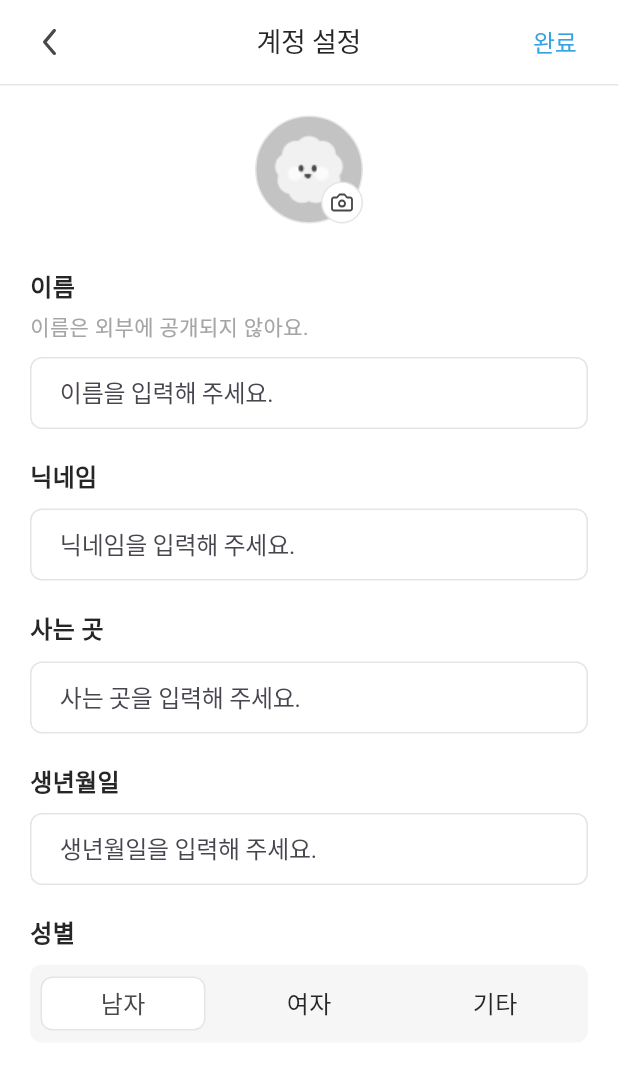
After one commit to h2jinee/pangju, a Flutter app: the SettingsPage screen opened directly, on a phone screen of 412 x 824 dp. The commit adds this screen. Shown: the top 1070 px of the screen. Run offline on Flutter 3.47's test engine with Material 3 defaults, Android fonts, the phone set to English and light mode, and no system bars; our stand-ins replace flutter_svg, geolocator, get, permission_handler; missing offline and left inert: flutter_naver_map, photo_manager, photo_manager_image_provider; network calls fail; Roboto replaces fonts that are missing (Pretendard); statements that could not run were skipped.

Commit message:
feat/마이페이지 설정 퍼블리싱

```diff
--- a/lib/screens/my_page/my_page_screen.dart
+++ b/lib/screens/my_page/my_page_screen.dart
@@ -2,6 +2,7 @@ import 'package:flutter/material.dart';
 import 'package:flutter_svg/flutter_svg.dart';
 import 'package:get/get.dart';
 import 'package:pangju/controller/my_page_controller.dart';
+import 'package:pangju/screens/my_page/settings.dart';
 import 'package:pangju/widgets/mypage_item_list_tile.dart';
 
 class MyPageScreen extends StatefulWidget {
@@ -49,7 +50,17 @@ class MyPageScreenState extends State<MyPageScreen> {
                     color: Color(0xFF262626),
                   ),
                 ),
-                SvgPicture.asset(
+                GestureDetector(
+                  onTap: () {
+                    // Navigate to SettingsPage
+                    Navigator.push(
+                      context,
+                      MaterialPageRoute(
+                        builder: (context) => const SettingsPage(),
+                      ),
+                    );
+                  },
+                  child: SvgPicture.asset(
                     'assets/images/icons/setting.svg',
                     colorFilter: const ColorFilter.mode(
                       Color(0xFF484848),
@@ -57,6 +68,7 @@ class MyPageScreenState extends State<MyPageScreen> {
                     ),
                     width: 24,
                     height: 24,
+                  ),
                 ),
               ],
             ),
@@ -152,7 +164,7 @@ class MyPageScreenState extends State<MyPageScreen> {
                 child: ClipOval(
                   child: hasProfileImage
                       ? Image.network(userData['profileImage'],
-                          width: 54, height: 54)
+                          width: 72, height: 72)
                       : Image.asset('assets/images/default_profile.png',
                           width: 54, height: 54),
                 ),
--- /dev/null
+++ b/lib/screens/my_page/settings.dart
@@ -0,0 +1,383 @@
+import 'package:flutter/material.dart';
+import 'package:flutter_svg/flutter_svg.dart';
+
+class SettingsPage extends StatefulWidget {
+  const SettingsPage({super.key});
+
+  @override
+  _SettingsPageState createState() => _SettingsPageState();
+}
+
+class _SettingsPageState extends State<SettingsPage> {
+  Map<String, dynamic>? userData;
+  bool get hasProfileImage =>
+      userData != null &&
+      userData!['profileImage'] != null &&
+      userData!['profileImage'].isNotEmpty;
+
+  @override
+  void initState() {
+    super.initState();
+    // 임시로 userData 설정
+    userData = {
+      'profileImage': '', // 기본 프로필 이미지 URL이 없을 때 빈 문자열로 설정
+      'nickname': '룰루랄라',
+      'gender': '남자', // 성별 초기화
+    };
+  }
+
+  @override
+  Widget build(BuildContext context) {
+    if (userData == null) {
+      return Scaffold(
+        appBar: AppBar(
+          backgroundColor: Colors.white,
+          scrolledUnderElevation: 0,
+          centerTitle: true,
+          title: const Text(
+            '계정 설정',
+            style: TextStyle(
+              color: Color(0xFF262626),
+              fontSize: 18,
+              fontWeight: FontWeight.w500,
+              height: 1.3,
+              letterSpacing: -0.2,
+            ),
+          ),
+          leading: Padding(
+            padding: const EdgeInsets.only(left: 10.0),
+            child: IconButton(
+              icon: SizedBox(
+                width: 24,
+                height: 24,
+                child: Center(
+                  child: SvgPicture.asset(
+                    'assets/images/icons/left_arrow.svg',
+                    colorFilter: const ColorFilter.mode(
+                      Color(0xFF484848),
+                      BlendMode.srcIn,
+                    ),
+                    height: 19.74,
+                    fit: BoxFit.contain,
+                  ),
+                ),
+              ),
+              onPressed: () {
+                Navigator.pop(context); // 뒤로 가기 동작
+              },
+            ),
+          ),
+          actions: [
+            Padding(
+              padding: const EdgeInsets.only(right: 10),
+              child: TextButton(
+                onPressed: () {
+                  // 완료 버튼 클릭 시 동작 추가
+                },
+                child: const Text(
+                  '완료',
+                  style: TextStyle(
+                    color: Color(0xFF37A3E0),
+                    fontSize: 16,
+                    fontWeight: FontWeight.w500,
+                    height: 1.3,
+                    letterSpacing: -0.2,
+                  ),
+                ),
+              ),
+            ),
+          ],
+          elevation: 0,
+          bottom: PreferredSize(
+            preferredSize: const Size.fromHeight(1.0),
+            child: Container(
+              color: const Color(0xFFE5E5E5),
+              height: 1.0,
+              width: double.infinity,
+            ),
+          ),
+        ),
+        body: const Center(child: CircularProgressIndicator()),
+      );
+    }
+
+    return GestureDetector(
+      onTap: () {
+        FocusScope.of(context).unfocus();
+      },
+      child: Scaffold(
+        appBar: AppBar(
+          backgroundColor: Colors.white,
+          scrolledUnderElevation: 0,
+          centerTitle: true,
+          title: const Text(
+            '계정 설정',
+            style: TextStyle(
+              color: Color(0xFF262626),
+              fontSize: 18,
+              fontWeight: FontWeight.w500,
+              height: 1.3,
+              letterSpacing: -0.2,
+            ),
+          ),
+          leading: Padding(
+            padding: const EdgeInsets.only(left: 10.0),
+            child: IconButton(
+              icon: SizedBox(
+                width: 24,
+                height: 24,
+                child: Center(
+                  child: SvgPicture.asset(
+                    'assets/images/icons/left_arrow.svg',
+                    colorFilter: const ColorFilter.mode(
+                      Color(0xFF484848),
+                      BlendMode.srcIn,
+                    ),
+                    height: 19.74,
+                    fit: BoxFit.contain,
+                  ),
+                ),
+              ),
+              onPressed: () {
+                Navigator.pop(context); // 뒤로 가기 동작
+              },
+            ),
+          ),
+          actions: [
+            Padding(
+              padding: const EdgeInsets.only(right: 10),
+              child: TextButton(
+                onPressed: () {
+                  // 완료 버튼 클릭 시 동작 추가
+                },
+                child: const Text(
+                  '완료',
+                  style: TextStyle(
+                    color: Color(0xFF37A3E0),
+                    fontSize: 16,
+                    fontWeight: FontWeight.w500,
+                    height: 1.3,
+                    letterSpacing: -0.2,
+                  ),
+                ),
+              ),
+            ),
+          ],
+          elevation: 0,
+          bottom: PreferredSize(
+            preferredSize: const Size.fromHeight(1.0),
+            child: Container(
+              color: const Color(0xFFE5E5E5),
+              height: 1.0,
+              width: double.infinity,
+            ),
+          ),
+        ),
+        body: Padding(
+          padding: const EdgeInsets.symmetric(horizontal: 20.0),
+          child: SingleChildScrollView(
+            child: Align(
+              alignment: Alignment.topCenter,
+              child: Column(
+                crossAxisAlignment: CrossAxisAlignment.center,
+                children: [
+                  const SizedBox(height: 20),
+                  Stack(
+                    children: [
+                      Container(
+                        width: 72,
+                        height: 72,
+                        decoration: BoxDecoration(
+                          shape: BoxShape.circle,
+                          border: Border.all(
+                              color: const Color(0xFFE5E5E5), width: 1),
+                          color: hasProfileImage
+                              ? Colors.transparent
+                              : const Color(0xFFC3C3C3),
+                        ),
+                        child: ClipOval(
+                          child: hasProfileImage
+                              ? Image.network(
+                                  userData!['profileImage'],
+                                  width: 72,
+                                  height: 72,
+                                  fit: BoxFit.cover,
+                                )
+                              : Image.asset(
+                                  'assets/images/default_profile.png', // 기본 프로필 이미지 경로
+                                  width: 54,
+                                  height: 54,
+                                ),
+                        ),
+                      ),
+                      Positioned(
+                        right: 0,
+                        bottom: 0,
+                        child: GestureDetector(
+                          onTap: () {
+                            // 프로필 이미지 변경 기능 추가
+                          },
+                          child: Container(
+                            width: 28,
+                            height: 28,
+                            decoration: BoxDecoration(
+                              shape: BoxShape.circle,
+                              color: Colors.white,
+                              border: Border.all(
+                                  color: const Color(0xFFE5E5E5), width: 1),
+                            ),
+                            child: Center(
+                              child: SvgPicture.asset(
+                                'assets/images/icons/camera.svg',
+                                width: 16,
+                                height: 16,
+                              ),
+                            ),
+                          ),
+                        ),
+                      ),
+                    ],
+                  ),
+                  const SizedBox(height: 20),
+                  _buildProfileField('이름', '이름은 외부에 공개되지 않아요.'),
+                  _buildProfileField('닉네임', null),
+                  _buildProfileField('사는 곳', null),
+                  _buildProfileField('생년월일', null),
+                  _buildGenderSelection(),
+                  const SizedBox(height: 20),
+                  // 여기에 추가 필드를 넣을 수 있습니다.
+                ],
+              ),
+            ),
+          ),
+        ),
+        backgroundColor: Colors.white,
+      ),
+    );
+  }
+
+  Widget _buildProfileField(String label, String? subtitle) {
+    return Padding(
+      padding: const EdgeInsets.symmetric(vertical: 10.0),
+      child: Column(
+        crossAxisAlignment: CrossAxisAlignment.start,
+        children: [
+          Text(
+            label,
+            style: const TextStyle(
+              color: Color(0xFF262626),
+              fontSize: 16,
+              fontWeight: FontWeight.bold,
+            ),
+          ),
+          if (subtitle != null)
+            Padding(
+              padding: const EdgeInsets.only(top: 5.0),
+              child: Text(
+                subtitle,
+                style: const TextStyle(
+                  color: Color(0xFFA5A5A5),
+                  fontSize: 14,
+                  fontWeight: FontWeight.w400,
+                ),
+              ),
+            ),
+          const SizedBox(height: 10),
+          TextField(
+            decoration: InputDecoration(
+              border: OutlineInputBorder(
+                borderRadius: BorderRadius.circular(8.0),
+                borderSide: const BorderSide(
+                  color: Color(0xFFE5E5E5),
+                ),
+              ),
+              enabledBorder: OutlineInputBorder(
+                borderRadius: BorderRadius.circular(8.0),
+                borderSide: const BorderSide(
+                  color: Color(0xFFE5E5E5),
+                ),
+              ),
+              focusedBorder: OutlineInputBorder(
+                borderRadius: BorderRadius.circular(8.0),
+                borderSide: const BorderSide(
+                  color: Color(0xFFE5E5E5),
+                ),
+              ),
+              contentPadding: const EdgeInsets.symmetric(horizontal: 16.0),
+              hintText: '$label을 입력해 주세요.',
+            ),
+          ),
+        ],
+      ),
+    );
+  }
+
+  Widget _buildGenderSelection() {
+    return Padding(
+      padding: const EdgeInsets.symmetric(vertical: 10.0),
+      child: Column(
+        crossAxisAlignment: CrossAxisAlignment.start,
+        children: [
+          const Text(
+            '성별',
+            style: TextStyle(
+              color: Color(0xFF262626),
+              fontSize: 16,
+              fontWeight: FontWeight.bold,
+            ),
+          ),
+          const SizedBox(height: 10),
+          Container(
+            height: 52,
+            decoration: BoxDecoration(
+              color: const Color(0xFFF6F6F6),
+              borderRadius: BorderRadius.circular(8),
+            ),
+            child: Row(
+              mainAxisAlignment: MainAxisAlignment.spaceAround,
+              children: [
+                _buildGenderBox('남자'),
+                _buildGenderBox('여자'),
+                _buildGenderBox('기타'),
+              ],
+            ),
+          ),
+        ],
+      ),
+    );
+  }
+
+  Widget _buildGenderBox(String title) {
+    bool isSelected = userData != null && userData!['gender'] == title;
+    return GestureDetector(
+      onTap: () {
+        setState(() {
+          if (userData != null) {
+            userData!['gender'] = title;
+          }
+        });
+      },
+      child: Container(
+        width: 110,
+        height: 36,
+        decoration: isSelected
+            ? BoxDecoration(
+                color: const Color(0xFFFFFFFF),
+                borderRadius: BorderRadius.circular(8),
+                border: Border.all(color: const Color(0xFFE5E5E5)),
+              )
+            : null,
+        alignment: Alignment.center,
+        child: Text(
+          title,
+          style: TextStyle(
+            color:
+                isSelected ? const Color(0xFF484848) : const Color(0xFF262626),
+            fontSize: 16,
+            fontWeight: FontWeight.w400,
+          ),
+        ),
+      ),
+    );
+  }
+}
```
Also changed, not shown: assets/images/icons/camera.svg (added). Lines whose indentation alone changed are shown as unchanged.
